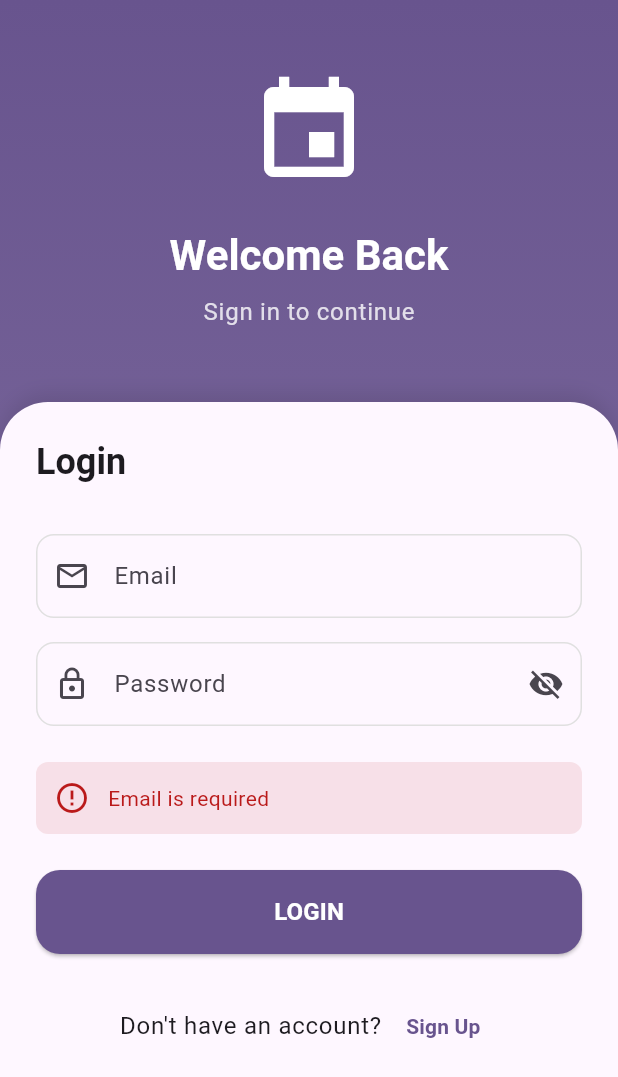
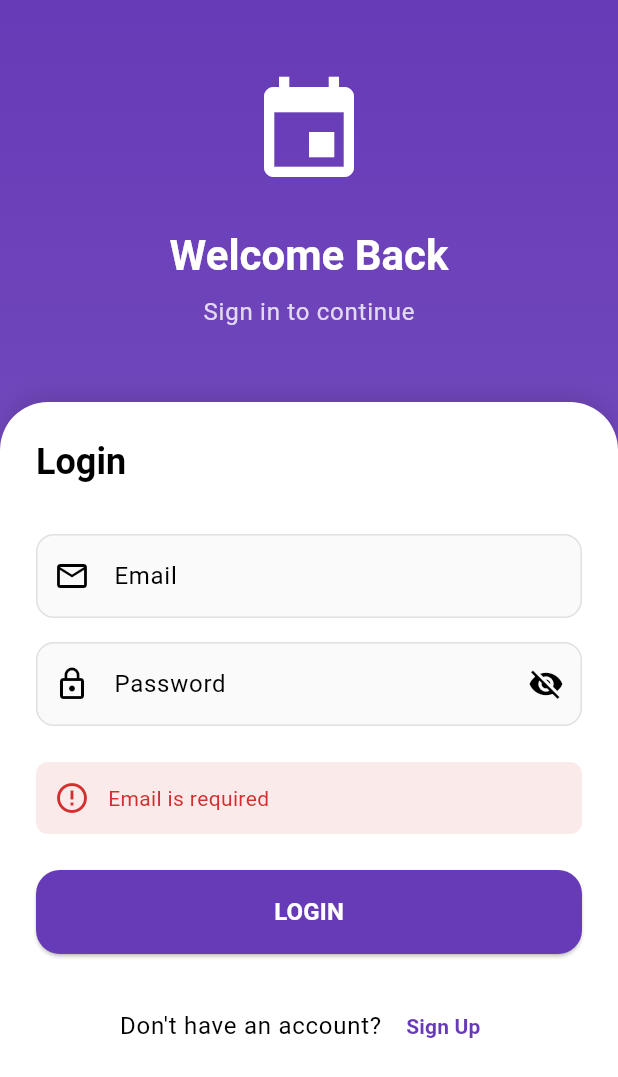
Before and after one commit to manasseh-randriamitsiry/permah-mvvn, a Flutter app: the screen it shows after launch, after a tap on "LOGIN", on a phone screen of 412 x 824 dp. Shown: the top 1077 px of the screen. Run offline on Flutter 3.47's test engine with Material 3 defaults, Android fonts, the phone set to English and light mode, and no system bars; our stand-ins replace cached_network_image, flutter_local_notifications, flutter_zoom_drawer, shared_preferences, timezone; accounts and stored records are empty; network calls fail.

Commit message:
adding dark mode

```diff
--- /dev/null
+++ b/lib/core/theme/app_theme.dart
@@ -0,0 +1,87 @@
+import 'package:flutter/material.dart';
+
+class AppTheme {
+  static ThemeData lightTheme = ThemeData(
+    useMaterial3: true,
+    brightness: Brightness.light,
+    primaryColor: Colors.deepPurple,
+    colorScheme: ColorScheme.light(
+      primary: Colors.deepPurple,
+      secondary: Colors.deepPurpleAccent,
+      surface: Colors.white,
+      background: Colors.grey[100]!,
+      error: Colors.red[700]!,
+    ),
+    scaffoldBackgroundColor: Colors.grey[100],
+    cardTheme: CardTheme(
+      color: Colors.white,
+      elevation: 2,
+      shape: RoundedRectangleBorder(
+        borderRadius: BorderRadius.circular(16),
+      ),
+    ),
+    inputDecorationTheme: InputDecorationTheme(
+      filled: true,
+      fillColor: Colors.grey[50],
+      border: OutlineInputBorder(
+        borderRadius: BorderRadius.circular(12),
+        borderSide: BorderSide(color: Colors.grey[300]!),
+      ),
+      enabledBorder: OutlineInputBorder(
+        borderRadius: BorderRadius.circular(12),
+        borderSide: BorderSide(color: Colors.grey[300]!),
+      ),
+    ),
+  );
+
+  static ThemeData darkTheme = ThemeData(
+    useMaterial3: true,
+    brightness: Brightness.dark,
+    primaryColor: Colors.deepPurple[300],
+    colorScheme: ColorScheme.dark(
+      primary: Colors.deepPurple[300]!,
+      secondary: Colors.deepPurpleAccent[100]!,
+      surface: Colors.black,
+      background: Colors.black,
+      error: Colors.red[300]!,
+      onBackground: Colors.white,
+      onSurface: Colors.white,
+    ),
+    scaffoldBackgroundColor: Colors.black,
+    drawerTheme: const DrawerThemeData(
+      backgroundColor: Colors.black,
+    ),
+    cardTheme: CardTheme(
+      color: Colors.grey[900],
+      elevation: 2,
+      shape: RoundedRectangleBorder(
+        borderRadius: BorderRadius.circular(16),
+      ),
+    ),
+    inputDecorationTheme: InputDecorationTheme(
+      filled: true,
+      fillColor: Colors.grey[900],
+      border: OutlineInputBorder(
+        borderRadius: BorderRadius.circular(12),
+        borderSide: BorderSide(color: Colors.grey[800]!),
+      ),
+      enabledBorder: OutlineInputBorder(
+        borderRadius: BorderRadius.circular(12),
+        borderSide: BorderSide(color: Colors.grey[800]!),
+      ),
+    ),
+    bottomNavigationBarTheme: const BottomNavigationBarThemeData(
+      backgroundColor: Colors.black,
+    ),
+    appBarTheme: const AppBarTheme(
+      backgroundColor: Colors.black,
+      elevation: 0,
+    ),
+    dialogTheme: DialogTheme(
+      backgroundColor: Colors.grey[900],
+      shape: RoundedRectangleBorder(
+        borderRadius: BorderRadius.circular(16),
+      ),
+    ),
+  );
+}
--- /dev/null
+++ b/lib/core/theme/theme_provider.dart
@@ -0,0 +1,26 @@
+import 'package:flutter/material.dart';
+import 'package:shared_preferences/shared_preferences.dart';
+
+class ThemeProvider with ChangeNotifier {
+  static const String _themeKey = 'theme_mode';
+  final SharedPreferences _prefs;
+  late ThemeMode _themeMode;
+
+  ThemeProvider(this._prefs) {
+    _loadTheme();
+  }
+
+  ThemeMode get themeMode => _themeMode;
+
+  void _loadTheme() {
+    final isDark = _prefs.getBool(_themeKey) ?? false;
+    _themeMode = isDark ? ThemeMode.dark : ThemeMode.light;
+    notifyListeners();
+  }
+
+  Future<void> toggleTheme() async {
+    _themeMode = _themeMode == ThemeMode.light ? ThemeMode.dark : ThemeMode.light;
+    await _prefs.setBool(_themeKey, _themeMode == ThemeMode.dark);
+    notifyListeners();
+  }
+}
--- a/lib/main.dart
+++ b/lib/main.dart
@@ -1,5 +1,6 @@
 import 'package:flutter/material.dart';
 import 'package:provider/provider.dart';
+import 'package:shared_preferences/shared_preferences.dart';
 import 'core/constants/app_constants.dart';
 import 'core/services/api_service.dart';
 import 'repository/auth_repository.dart';
@@ -8,9 +9,12 @@ import 'viewmodel/event_list_viewmodel.dart';
 import 'view/login_view.dart';
 import 'view/home_view.dart';
 import 'view/register_view.dart';
+import 'core/theme/app_theme.dart';
+import 'core/theme/theme_provider.dart';
 
 void main() async {
   WidgetsFlutterBinding.ensureInitialized();
+  final prefs = await SharedPreferences.getInstance();
 
   // Initialize ApiService
   final apiService = ApiService(baseUrl: AppConstants.apiBaseUrl);
@@ -24,26 +28,12 @@ void main() async {
   // Initialize EventRepository
   final eventRepository = EventRepository(apiService: apiService);
 
-  runApp(MyApp(
-    authRepository: authRepository,
-    eventRepository: eventRepository,
-  ));
-}
-
-class MyApp extends StatelessWidget {
-  final AuthRepository authRepository;
-  final EventRepository eventRepository;
-
-  const MyApp({
-    super.key,
-    required this.authRepository,
-    required this.eventRepository,
-  });
-
-  @override
-  Widget build(BuildContext context) {
-    return MultiProvider(
+  runApp(
+    MultiProvider(
       providers: [
+        ChangeNotifierProvider(
+          create: (_) => ThemeProvider(prefs),
+        ),
         Provider<AuthRepository>.value(value: authRepository),
         Provider<EventRepository>.value(value: eventRepository),
         ChangeNotifierProvider(
@@ -52,13 +42,26 @@ class MyApp extends StatelessWidget {
           ),
         ),
       ],
-      child: MaterialApp(
+      child: const MyApp(),
+    ),
+  );
+}
+
+class MyApp extends StatelessWidget {
+  const MyApp({super.key});
+
+  @override
+  Widget build(BuildContext context) {
+    final authRepository = Provider.of<AuthRepository>(context);
+
+    return Consumer<ThemeProvider>(
+      builder: (context, themeProvider, child) {
+        return MaterialApp(
           debugShowCheckedModeBanner: false,
           title: 'Permah',
-        theme: ThemeData(
-          colorScheme: ColorScheme.fromSeed(seedColor: Colors.deepPurple),
-          useMaterial3: true,
-        ),
+          theme: AppTheme.lightTheme,
+          darkTheme: AppTheme.darkTheme,
+          themeMode: themeProvider.themeMode,
           initialRoute: authRepository.currentUser == null
               ? AppConstants.loginRoute
               : AppConstants.homeRoute,
@@ -67,7 +70,8 @@ class MyApp extends StatelessWidget {
             AppConstants.signupRoute: (context) => const RegisterView(),
             AppConstants.homeRoute: (context) => const HomeView(),
           },
-      ),
+        );
+      },
     );
   }
 }
--- a/lib/view/home_view.dart
+++ b/lib/view/home_view.dart
@@ -5,6 +5,8 @@ import 'profile_view.dart';
 import 'dashboard_view.dart';
 import 'create_event_view.dart';
 import '../widgets/menu_widget.dart';
+import 'package:provider/provider.dart';
+import '../core/theme/theme_provider.dart';
 
 class HomeView extends StatefulWidget {
   const HomeView({super.key});
@@ -74,6 +76,9 @@ class _HomeViewState extends State<HomeView> {
 
   @override
   Widget build(BuildContext context) {
+    final themeProvider = Provider.of<ThemeProvider>(context);
+    final theme = Theme.of(context);
+
     return ZoomDrawer(
       controller: _drawerController,
       menuScreen: MenuWidget(
```
Also changed, not shown: lib/view/profile_view.dart (+33 -4 lines), lib/widgets/menu_widget.dart (+56 -46 lines). Lines whose indentation alone changed are shown as unchanged.
